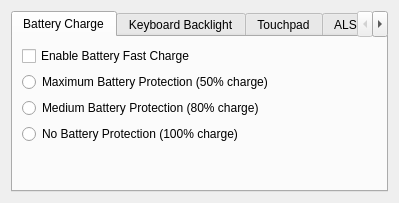
norbusan/sony-control-center, file vcc/main_window.ui: the form before one commit.
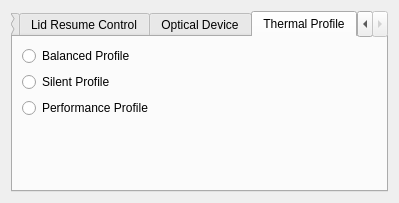
The form after the commit. The open tabs and pages were chosen to show the change.

```diff
--- a/vcc/main_window.ui
+++ b/vcc/main_window.ui
@@ -220,7 +220,7 @@
        </item>
       </layout>
      </widget>
-     <widget class="QWidget" name="tab_touchpad">
+     <widget class="QWidget" name="tab_optdev">
       <attribute name="title">
        <string>Optical Device</string>
       </attribute>
@@ -234,6 +234,43 @@
        </item>
       </layout>
      </widget>
+     <widget class="QWidget" name="tab_thermal">
+      <attribute name="title">
+       <string>Thermal Profile</string>
+      </attribute>
+      <layout class="QFormLayout" name="formLayout_7">
+       <item row="0" column="0">
+        <widget class="QRadioButton" name="rad_thermal_balanced">
+         <property name="text">
+          <string>Balanced Profile</string>
+         </property>
+         <attribute name="buttonGroup">
+          <string>btngrp_thermal</string>
+         </attribute>
+        </widget>
+       </item>
+       <item row="1" column="0">
+        <widget class="QRadioButton" name="rad_thermal_silent">
+         <property name="text">
+          <string>Silent Profile</string>
+         </property>
+         <attribute name="buttonGroup">
+          <string>btngrp_thermal</string>
+         </attribute>
+        </widget>
+       </item>
+       <item row="2" column="0">
+        <widget class="QRadioButton" name="rad_thermal_performance">
+         <property name="text">
+          <string>Performance Profile</string>
+         </property>
+         <attribute name="buttonGroup">
+          <string>btngrp_thermal</string>
+         </attribute>
+        </widget>
+       </item>
+      </layout>
+     </widget>
     </widget>
    </item>
   </layout>
```
Left out of the diff: 1 changed line with no effect on the pictures.
